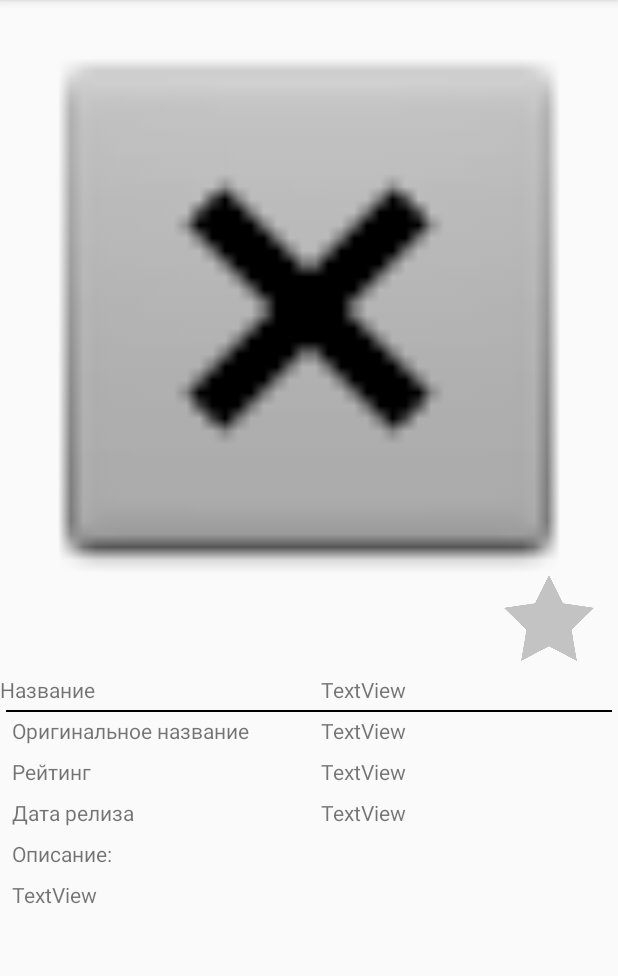
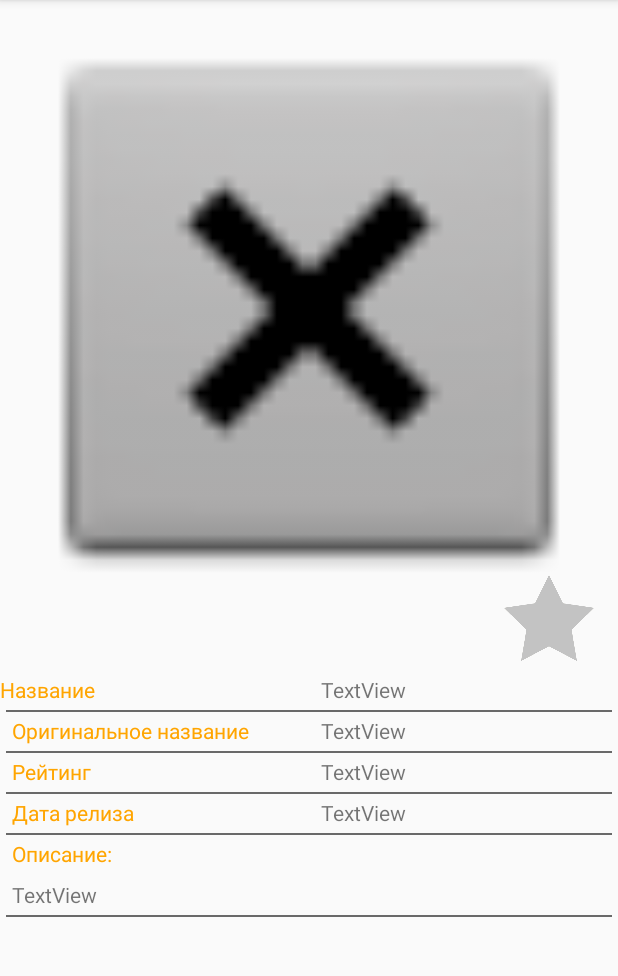
Before and after one commit to sam271091/MyMovies, an Android app: the DetailActivity screen opened directly, with no data from a screen before it, on a phone screen of 412 x 824 dp, the part 84-1060 px from its top. Run offline under Robolectric (Android 15) with nearby library versions, the phone set to English and light mode, and no system bars; our stand-ins replace Picasso, Room's generated code; pictures from the network do not load; 9 statements that could not run were skipped.

Commit message:
My Movies

```diff
--- a/app/src/main/java/demo/com/mymovies/DetailActivity.java
+++ b/app/src/main/java/demo/com/mymovies/DetailActivity.java
@@ -118,7 +118,7 @@ public class DetailActivity extends AppCompatActivity {
             movie = viewModel.getMovieById(id);
         }
 
-        Picasso.get().load(movie.getBigPosterPath()).into(imageViewBigPoster);
+        Picasso.get().load(movie.getBigPosterPath()).placeholder(R.drawable.placeholder_large).into(imageViewBigPoster);
         textViewTitle.setText(movie.getTitle());
         textViewOriginalTitle.setText(movie.getOriginalTitle());
         textViewOverview.setText(movie.getOverview());
--- a/app/src/main/res/layout/movie_info.xml
+++ b/app/src/main/res/layout/movie_info.xml
@@ -6,23 +6,17 @@
 
     <TextView
         android:id="@+id/textViewLabelTitle"
+        style="@style/LabelStyle"
         android:layout_width="wrap_content"
         android:layout_height="wrap_content"
         android:layout_marginTop="8dp"
-        android:text="Название"
+        android:text="@string/main_title"
         app:layout_constraintStart_toStartOf="parent"
         app:layout_constraintTop_toTopOf="parent"
         app:layout_editor_absoluteX="16dp" />
 
 
-    <View
-        android:layout_width="0dp"
-        android:layout_height="1dp"
-        android:layout_margin="4dp"
-        android:background="#000000"
-        app:layout_constraintTop_toBottomOf="@id/textViewLabelTitle"
-        app:layout_constraintEnd_toEndOf="parent"
-        app:layout_constraintStart_toStartOf="parent"/>
+
 
 
     <android.support.constraint.Guideline
@@ -44,13 +38,20 @@
         app:layout_constraintStart_toStartOf="@+id/guidelineCenter"
         app:layout_constraintTop_toTopOf="parent" />
 
+    <View style="@style/BorderStyle"
+        android:layout_margin="4dp"
+        app:layout_constraintTop_toBottomOf="@id/textViewTitle"
+        app:layout_constraintEnd_toEndOf="parent"
+        app:layout_constraintStart_toStartOf="parent"/>
+
     <TextView
         android:id="@+id/textViewLabelOriginalTitle"
+        style="@style/LabelStyle"
         android:layout_width="wrap_content"
         android:layout_height="wrap_content"
         android:layout_marginStart="8dp"
         android:layout_marginTop="8dp"
-        android:text="Оригинальное название"
+        android:text="@string/label_original_title"
         app:layout_constraintStart_toStartOf="parent"
         app:layout_constraintTop_toBottomOf="@+id/textViewTitle" />
 
@@ -66,14 +67,23 @@
         app:layout_constraintStart_toStartOf="@+id/guidelineCenter"
         app:layout_constraintTop_toBottomOf="@+id/textViewTitle" />
 
+
+    <View
+        style="@style/BorderStyle"
+        android:layout_margin="4dp"
+        app:layout_constraintTop_toBottomOf="@id/textViewOriginalTitle"
+        app:layout_constraintEnd_toEndOf="parent"
+        app:layout_constraintStart_toStartOf="parent"/>
+
     <TextView
         android:id="@+id/textViewLabelRating"
+        style="@style/LabelStyle"
         android:layout_width="0dp"
         android:layout_height="wrap_content"
         android:layout_marginStart="8dp"
         android:layout_marginTop="8dp"
         android:layout_marginEnd="8dp"
-        android:text="Рейтинг"
+        android:text="@string/label_rating"
         app:layout_constraintEnd_toStartOf="@+id/guidelineCenter"
         app:layout_constraintStart_toStartOf="parent"
         app:layout_constraintTop_toBottomOf="@+id/textViewOriginalTitle" />
@@ -88,13 +98,23 @@
         app:layout_constraintStart_toStartOf="@+id/guidelineCenter"
         app:layout_constraintTop_toBottomOf="@+id/textViewOriginalTitle" />
 
+
+    <View
+        style="@style/BorderStyle"
+        android:layout_margin="4dp"
+        app:layout_constraintTop_toBottomOf="@id/textViewRating"
+        app:layout_constraintEnd_toEndOf="parent"
+        app:layout_constraintStart_toStartOf="parent"/>
+
+
     <TextView
         android:id="@+id/textViewLabelReleaseDate"
+        style="@style/LabelStyle"
         android:layout_width="wrap_content"
         android:layout_height="wrap_content"
         android:layout_marginStart="8dp"
         android:layout_marginTop="8dp"
-        android:text="Дата релиза"
+        android:text="@string/label_release_date"
         app:layout_constraintStart_toStartOf="parent"
         app:layout_constraintTop_toBottomOf="@+id/textViewRating" />
 
@@ -110,13 +130,21 @@
         app:layout_constraintStart_toStartOf="@+id/guidelineCenter"
         app:layout_constraintTop_toBottomOf="@+id/textViewRating" />
 
+    <View
+        style="@style/BorderStyle"
+        android:layout_margin="4dp"
+        app:layout_constraintTop_toBottomOf="@id/textViewReleaseDate"
+        app:layout_constraintEnd_toEndOf="parent"
+        app:layout_constraintStart_toStartOf="parent"/>
+
     <TextView
         android:id="@+id/textViewLabelDescription"
+        style="@style/LabelStyle"
         android:layout_width="wrap_content"
         android:layout_height="wrap_content"
         android:layout_marginStart="8dp"
         android:layout_marginTop="8dp"
-        android:text="Описание:"
+        android:text="@string/label_description"
         app:layout_constraintStart_toStartOf="parent"
         app:layout_constraintTop_toBottomOf="@+id/textViewReleaseDate" />
 
@@ -126,9 +154,17 @@
         android:layout_height="wrap_content"
         android:layout_marginStart="8dp"
         android:layout_marginTop="8dp"
+        android:layout_marginEnd="8dp"
         android:text="TextView"
         app:layout_constraintStart_toStartOf="parent"
         app:layout_constraintTop_toBottomOf="@+id/textViewLabelDescription" />
+
+    <View
+        style="@style/BorderStyle"
+        android:layout_margin="4dp"
+        app:layout_constraintTop_toBottomOf="@id/textViewOverView"
+        app:layout_constraintEnd_toEndOf="parent"
+        app:layout_constraintStart_toStartOf="parent"/>
 
 
 
--- a/app/src/main/res/values/colors.xml
+++ b/app/src/main/res/values/colors.xml
@@ -4,4 +4,6 @@
     <color name="colorPrimaryDark">#000000</color>
     <color name="colorAccent">#D81B60</color>
     <color name="white_color">#ffffff</color>
+    <color name="orange_color">#FFA500</color>
+    <color name="lightGrey_color">#696969</color>
 </resources>
--- a/app/src/main/res/values/dimens.xml
+++ b/app/src/main/res/values/dimens.xml
@@ -1,4 +1,5 @@
 <?xml version="1.0" encoding="utf-8"?>
 <resources>
     <dimen name="size_of_star">60dp</dimen>
+    <dimen name="text_size_labels">14dp</dimen>
 </resources>
--- a/app/src/main/res/values/strings.xml
+++ b/app/src/main/res/values/strings.xml
@@ -8,4 +8,9 @@
     <string name="item_main">Главная</string>
     <string name="item_favourite">Избранное</string>
     <string name="launch_trailer">Запустить трейлер</string>
+    <string name="main_title">Название</string>
+    <string name="label_original_title">Оригинальное название</string>
+    <string name="label_rating">Рейтинг</string>
+    <string name="label_release_date">Дата релиза</string>
+    <string name="label_description">Описание:</string>
 </resources>
--- a/app/src/main/res/values/styles.xml
+++ b/app/src/main/res/values/styles.xml
@@ -8,4 +8,16 @@
         <item name="colorAccent">@color/colorAccent</item>
     </style>
 
+    <style name="LabelStyle">
+        <item name="android:layout_marginTop">8dp</item>
+        <item name="android:textColor">@color/orange_color</item>
+        <item name="android:textSize">@dimen/text_size_labels</item>
+    </style>
+
+    <style name="BorderStyle">
+        <item name="android:layout_height">1dp</item>
+        <item name="android:layout_width">0dp</item>
+        <item name="android:background">@color/lightGrey_color</item>
+    </style>
+
 </resources>
```
Also changed, not shown: app/src/main/res/drawable/placeholder_large.png (added).
